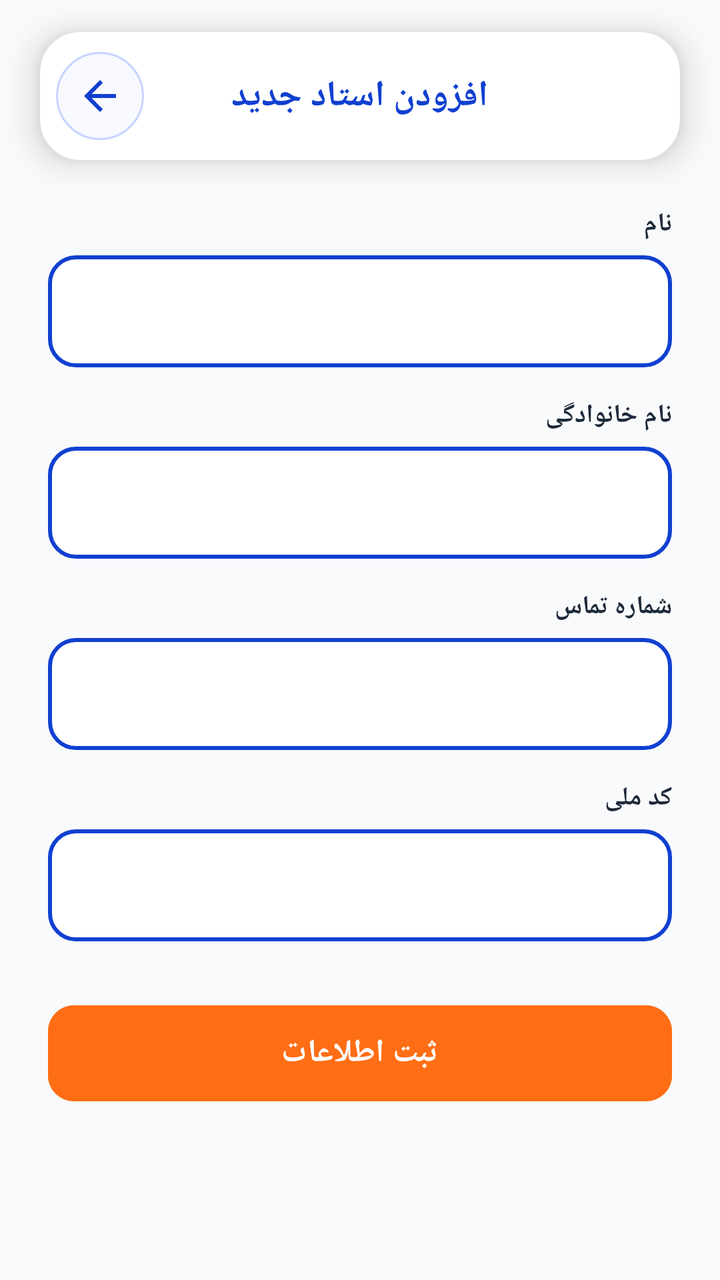
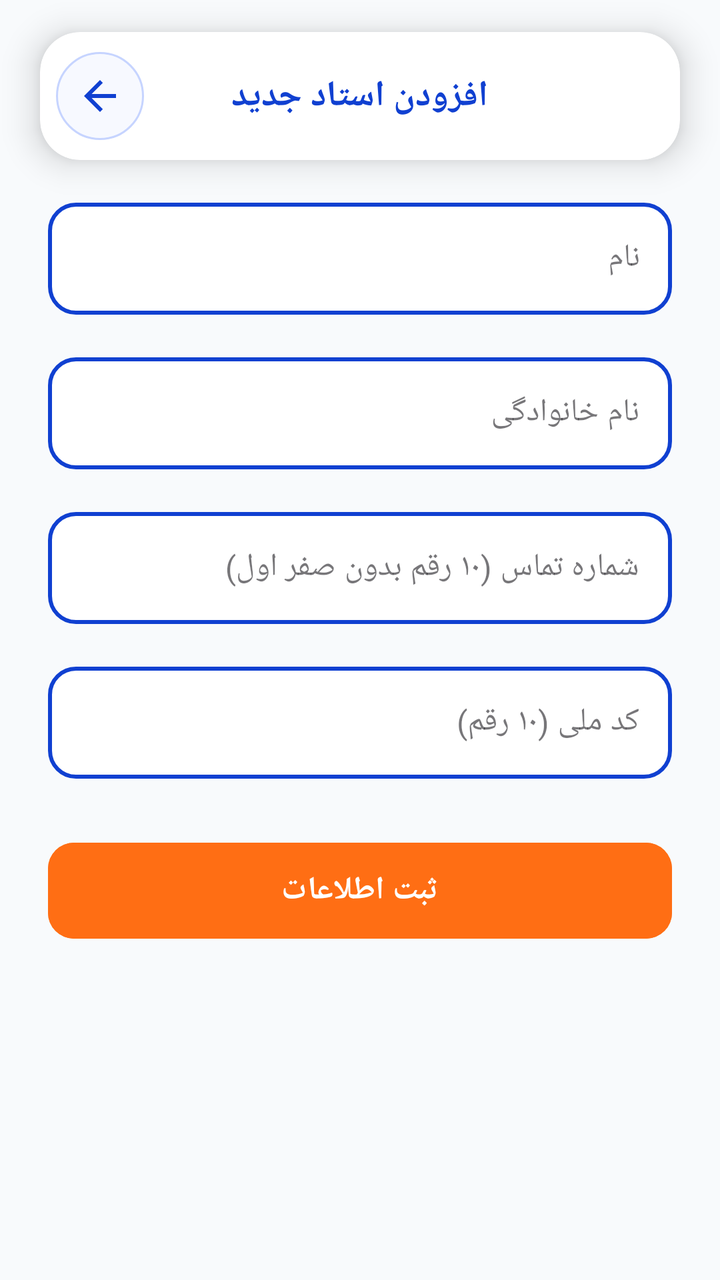

An Android layout rendered at two revisions. The XML below is the earlier revision; the diff shows what the commit changed to produce the second picture.
<!-- AndroidManifest.xml: application theme Theme.BB -->
<!-- res/layout/activity_add_edit_teacher.xml -->
<?xml version='1.0' encoding='UTF-8'?>
<androidx.constraintlayout.widget.ConstraintLayout xmlns:android="http://schemas.android.com/apk/res/android" xmlns:app="http://schemas.android.com/apk/res-auto" android:layout_width="match_parent" android:layout_height="match_parent" android:background="@drawable/app_global_background" android:layoutDirection="rtl">
  <com.google.android.material.card.MaterialCardView android:id="@+id/topBarAddEditTeacher" android:layout_width="match_parent" android:layout_height="64dp" android:layout_marginHorizontal="20dp" android:layout_marginTop="16dp" app:cardBackgroundColor="@color/card_background" app:cardCornerRadius="20dp" app:cardElevation="10dp" app:layout_constraintEnd_toEndOf="parent" app:layout_constraintStart_toStartOf="parent" app:layout_constraintTop_toTopOf="parent" app:strokeWidth="0dp">
    <RelativeLayout android:layout_width="match_parent" android:layout_height="match_parent">
      <ImageView android:id="@+id/btnTeacherBack" android:layout_alignParentLeft="true" android:layout_centerVertical="true" style="@style/AppBackButton"/>
      <TextView android:id="@+id/tvTitleAddEdit" android:layout_width="wrap_content" android:layout_height="wrap_content" android:layout_centerInParent="true" android:text="افزودن استاد جدید" android:textColor="@color/title_blue" android:textSize="18sp" android:textStyle="bold"/>
    </RelativeLayout>
  </com.google.android.material.card.MaterialCardView>
  <ScrollView android:layout_width="match_parent" android:layout_height="0dp" android:fillViewport="true" app:layout_constraintBottom_toBottomOf="parent" app:layout_constraintTop_toBottomOf="@id/topBarAddEditTeacher">
    <LinearLayout android:layout_width="match_parent" android:layout_height="wrap_content" android:orientation="vertical" android:paddingHorizontal="24dp" android:paddingTop="8dp" android:paddingBottom="28dp">
      <TextView style="@style/UnifiedFormLabel" android:text="نام"/>
      <com.google.android.material.textfield.TextInputLayout style="@style/UnifiedOutlinedBox" android:layout_width="match_parent" android:layout_height="wrap_content" app:hintEnabled="false">
        <com.google.android.material.textfield.TextInputEditText android:id="@+id/etTeacherFirstName" android:layout_width="match_parent" android:layout_height="56dp" android:gravity="right|center_vertical" android:inputType="textPersonName" android:textColor="@color/main_text" android:textDirection="rtl"/>
      </com.google.android.material.textfield.TextInputLayout>
      <TextView style="@style/UnifiedFormLabel" android:text="نام خانوادگی"/>
      <com.google.android.material.textfield.TextInputLayout style="@style/UnifiedOutlinedBox" android:layout_width="match_parent" android:layout_height="wrap_content" app:hintEnabled="false">
        <com.google.android.material.textfield.TextInputEditText android:id="@+id/etTeacherLastName" android:layout_width="match_parent" android:layout_height="56dp" android:gravity="right|center_vertical" android:inputType="textPersonName" android:textColor="@color/main_text" android:textDirection="rtl"/>
      </com.google.android.material.textfield.TextInputLayout>
      <TextView style="@style/UnifiedFormLabel" android:text="شماره تماس"/>
      <com.google.android.material.textfield.TextInputLayout style="@style/UnifiedOutlinedBox" android:layout_width="match_parent" android:layout_height="wrap_content" app:hintEnabled="false">
        <com.google.android.material.textfield.TextInputEditText android:id="@+id/etTeacherPhone" android:layout_width="match_parent" android:layout_height="56dp" android:digits="0123456789" android:gravity="center_vertical" android:inputType="phone" android:maxLength="11" android:textColor="@color/main_text" android:textDirection="ltr"/>
      </com.google.android.material.textfield.TextInputLayout>
      <TextView style="@style/UnifiedFormLabel" android:text="کد ملی"/>
      <com.google.android.material.textfield.TextInputLayout style="@style/UnifiedOutlinedBox" android:layout_width="match_parent" android:layout_height="wrap_content" app:hintEnabled="false">
        <com.google.android.material.textfield.TextInputEditText android:id="@+id/etTeacherNationalId" android:layout_width="match_parent" android:layout_height="56dp" android:digits="0123456789" android:gravity="center_vertical" android:inputType="number" android:maxLength="10" android:textColor="@color/main_text" android:textDirection="ltr"/>
      </com.google.android.material.textfield.TextInputLayout>
      <FrameLayout android:layout_width="match_parent" android:layout_height="56dp" android:layout_marginTop="28dp">
        <Button android:id="@+id/btnSaveTeacher" android:layout_width="match_parent" android:layout_height="match_parent" android:backgroundTint="@color/brand_orange" android:text="ثبت اطلاعات" android:textColor="@color/white" android:textSize="16sp" android:textStyle="bold" app:cornerRadius="13dp"/>
        <ProgressBar android:id="@+id/progressSavingTeacher" android:layout_width="28dp" android:layout_height="28dp" android:layout_gravity="center" android:visibility="gone"/>
      </FrameLayout>
    </LinearLayout>
  </ScrollView>
</androidx.constraintlayout.widget.ConstraintLayout>
<!-- resources referenced by this layout -->
<resources>
  <color name="brand_orange">#FF6E14</color>
  <color name="card_background">#FFFFFF</color>
  <color name="main_text">#1D2939</color>
  <color name="title_blue">#1040D1</color>
  <color name="white">#FFFFFFFF</color>
  <!-- drawable app_global_background (drawable) -->
  <?xml version="1.0" encoding="utf-8"?>
  <layer-list xmlns:android="http://schemas.android.com/apk/res/android">
      <item>
          <shape android:shape="rectangle">
              <solid android:color="#F8FAFC" />
          </shape>
      </item>
  </layer-list>
  <style name="UnifiedFormLabel">
      <item name="android:layout_width">match_parent</item>
      <item name="android:layout_height">wrap_content</item>
      <item name="android:layout_marginTop">15dp</item>
      <item name="android:layout_marginBottom">7dp</item>
      <item name="android:gravity">right|center_vertical</item>
      <item name="android:textColor">@color/main_text</item>
      <item name="android:textDirection">rtl</item>
      <item name="android:textSize">13sp</item>
      <item name="android:textStyle">bold</item>
    </style>
  <style name="UnifiedOutlinedBox" parent="Widget.MaterialComponents.TextInputLayout.OutlinedBox">
      <item name="boxBackgroundColor">@color/card_background</item>
      <item name="boxCornerRadiusTopStart">14dp</item>
      <item name="boxCornerRadiusTopEnd">14dp</item>
      <item name="boxCornerRadiusBottomStart">14dp</item>
      <item name="boxCornerRadiusBottomEnd">14dp</item>
      <item name="boxStrokeColor">@color/unified_field_stroke</item>
      <item name="boxStrokeWidth">2dp</item>
      <item name="boxStrokeWidthFocused">3dp</item>
      <item name="hintTextColor">@color/title_blue</item>
    </style>
  <style name="Theme.BB" parent="Base.Theme.BB" />
  <!-- drawable ic_arrow_back_left (drawable) -->
  <vector xmlns:android="http://schemas.android.com/apk/res/android"
      android:width="24dp"
      android:height="24dp"
      android:viewportWidth="24"
      android:viewportHeight="24">
      <path
          android:fillColor="@android:color/white"
          android:pathData="M20,11H7.83l5.59,-5.59L12,4l-8,8 8,8 1.41,-1.41L7.83,13H20z" />
  </vector>
  <string name="action_back">بازگشت</string>
  <style name="Base.Theme.BB" parent="Theme.Material3.DayNight.NoActionBar">
          <item name="android:windowBackground">@drawable/app_global_background</item>
  
          <item name="android:windowTranslucentStatus">false</item>
          <item name="android:windowDrawsSystemBarBackgrounds">true</item>
          <item name="android:statusBarColor">@android:color/transparent</item>
          <item name="android:navigationBarColor">@android:color/transparent</item>
  
          <item name="materialAlertDialogTheme">@style/ThemeOverlay.BB.MaterialAlertDialog</item>
  
          <item name="android:windowLightStatusBar">true</item>
      </style>
  <color name="back_button_pressed">#E8EEFF</color>
  <color name="back_button_background">#F7F9FF</color>
  <color name="back_button_stroke">#C6D4FF</color>
  <style name="ThemeOverlay.BB.MaterialAlertDialog" parent="ThemeOverlay.Material3.MaterialAlertDialog">
          <item name="colorSurface">@color/card_background</item>
          <item name="colorOnSurface">@color/main_text</item>
          <item name="colorPrimary">@color/title_blue</item>
          <item name="shapeAppearanceOverlay">@style/ShapeAppearance.BB.AlertDialog</item>
      </style>
  <style name="ShapeAppearance.BB.AlertDialog" parent="ShapeAppearance.MaterialComponents.MediumComponent">
          <item name="cornerSize">22dp</item>
      </style>
  <!-- unchanged entries left out for length: 2 -->
</resources>

<!-- the commit's change to res/layout/activity_add_edit_teacher.xml (unified diff, before → after) -->
@@ -1,33 +1,177 @@
-<?xml version='1.0' encoding='UTF-8'?>
-<androidx.constraintlayout.widget.ConstraintLayout xmlns:android="http://schemas.android.com/apk/res/android" xmlns:app="http://schemas.android.com/apk/res-auto" android:layout_width="match_parent" android:layout_height="match_parent" android:background="@drawable/app_global_background" android:layoutDirection="rtl">
-  <com.google.android.material.card.MaterialCardView android:id="@+id/topBarAddEditTeacher" android:layout_width="match_parent" android:layout_height="64dp" android:layout_marginHorizontal="20dp" android:layout_marginTop="16dp" app:cardBackgroundColor="@color/card_background" app:cardCornerRadius="20dp" app:cardElevation="10dp" app:layout_constraintEnd_toEndOf="parent" app:layout_constraintStart_toStartOf="parent" app:layout_constraintTop_toTopOf="parent" app:strokeWidth="0dp">
-    <RelativeLayout android:layout_width="match_parent" android:layout_height="match_parent">
-      <ImageView android:id="@+id/btnTeacherBack" android:layout_alignParentLeft="true" android:layout_centerVertical="true" style="@style/AppBackButton"/>
-      <TextView android:id="@+id/tvTitleAddEdit" android:layout_width="wrap_content" android:layout_height="wrap_content" android:layout_centerInParent="true" android:text="افزودن استاد جدید" android:textColor="@color/title_blue" android:textSize="18sp" android:textStyle="bold"/>
-    </RelativeLayout>
-  </com.google.android.material.card.MaterialCardView>
-  <ScrollView android:layout_width="match_parent" android:layout_height="0dp" android:fillViewport="true" app:layout_constraintBottom_toBottomOf="parent" app:layout_constraintTop_toBottomOf="@id/topBarAddEditTeacher">
-    <LinearLayout android:layout_width="match_parent" android:layout_height="wrap_content" android:orientation="vertical" android:paddingHorizontal="24dp" android:paddingTop="8dp" android:paddingBottom="28dp">
-      <TextView style="@style/UnifiedFormLabel" android:text="نام"/>
-      <com.google.android.material.textfield.TextInputLayout style="@style/UnifiedOutlinedBox" android:layout_width="match_parent" android:layout_height="wrap_content" app:hintEnabled="false">
-        <com.google.android.material.textfield.TextInputEditText android:id="@+id/etTeacherFirstName" android:layout_width="match_parent" android:layout_height="56dp" android:gravity="right|center_vertical" android:inputType="textPersonName" android:textColor="@color/main_text" android:textDirection="rtl"/>
-      </com.google.android.material.textfield.TextInputLayout>
-      <TextView style="@style/UnifiedFormLabel" android:text="نام خانوادگی"/>
-      <com.google.android.material.textfield.TextInputLayout style="@style/UnifiedOutlinedBox" android:layout_width="match_parent" android:layout_height="wrap_content" app:hintEnabled="false">
-        <com.google.android.material.textfield.TextInputEditText android:id="@+id/etTeacherLastName" android:layout_width="match_parent" android:layout_height="56dp" android:gravity="right|center_vertical" android:inputType="textPersonName" android:textColor="@color/main_text" android:textDirection="rtl"/>
-      </com.google.android.material.textfield.TextInputLayout>
-      <TextView style="@style/UnifiedFormLabel" android:text="شماره تماس"/>
-      <com.google.android.material.textfield.TextInputLayout style="@style/UnifiedOutlinedBox" android:layout_width="match_parent" android:layout_height="wrap_content" app:hintEnabled="false">
-        <com.google.android.material.textfield.TextInputEditText android:id="@+id/etTeacherPhone" android:layout_width="match_parent" android:layout_height="56dp" android:digits="0123456789" android:gravity="center_vertical" android:inputType="phone" android:maxLength="11" android:textColor="@color/main_text" android:textDirection="ltr"/>
-      </com.google.android.material.textfield.TextInputLayout>
-      <TextView style="@style/UnifiedFormLabel" android:text="کد ملی"/>
-      <com.google.android.material.textfield.TextInputLayout style="@style/UnifiedOutlinedBox" android:layout_width="match_parent" android:layout_height="wrap_content" app:hintEnabled="false">
-        <com.google.android.material.textfield.TextInputEditText android:id="@+id/etTeacherNationalId" android:layout_width="match_parent" android:layout_height="56dp" android:digits="0123456789" android:gravity="center_vertical" android:inputType="number" android:maxLength="10" android:textColor="@color/main_text" android:textDirection="ltr"/>
-      </com.google.android.material.textfield.TextInputLayout>
-      <FrameLayout android:layout_width="match_parent" android:layout_height="56dp" android:layout_marginTop="28dp">
-        <Button android:id="@+id/btnSaveTeacher" android:layout_width="match_parent" android:layout_height="match_parent" android:backgroundTint="@color/brand_orange" android:text="ثبت اطلاعات" android:textColor="@color/white" android:textSize="16sp" android:textStyle="bold" app:cornerRadius="13dp"/>
-        <ProgressBar android:id="@+id/progressSavingTeacher" android:layout_width="28dp" android:layout_height="28dp" android:layout_gravity="center" android:visibility="gone"/>
-      </FrameLayout>
-    </LinearLayout>
-  </ScrollView>
+<?xml version="1.0" encoding="utf-8"?>
+<androidx.constraintlayout.widget.ConstraintLayout
+    xmlns:android="http://schemas.android.com/apk/res/android"
+    xmlns:app="http://schemas.android.com/apk/res-auto"
+    android:layout_width="match_parent"
+    android:layout_height="match_parent"
+    android:background="@drawable/app_global_background"
+    android:layoutDirection="rtl">
+
+    <com.google.android.material.card.MaterialCardView
+        android:id="@+id/topBarAddEditTeacher"
+        android:layout_width="match_parent"
+        android:layout_height="64dp"
+        android:layout_marginHorizontal="20dp"
+        android:layout_marginTop="16dp"
+        app:cardBackgroundColor="@color/card_background"
+        app:cardCornerRadius="20dp"
+        app:cardElevation="10dp"
+        app:layout_constraintEnd_toEndOf="parent"
+        app:layout_constraintStart_toStartOf="parent"
+        app:layout_constraintTop_toTopOf="parent"
+        app:strokeWidth="0dp">
+
+        <RelativeLayout
+            android:layout_width="match_parent"
+            android:layout_height="match_parent">
+
+            <ImageView
+                android:id="@+id/btnTeacherBack"
+                style="@style/AppBackButton"
+                android:layout_alignParentLeft="true"
+                android:layout_centerVertical="true"/>
+
+            <TextView
+                android:id="@+id/tvTitleAddEdit"
+                android:layout_width="wrap_content"
+                android:layout_height="wrap_content"
+                android:layout_centerInParent="true"
+                android:text="افزودن استاد جدید"
+                android:textColor="@color/title_blue"
+                android:textSize="18sp"
+                android:textStyle="bold"/>
+        </RelativeLayout>
+    </com.google.android.material.card.MaterialCardView>
+
+    <ScrollView
+        android:id="@+id/scrollAddEditTeacher"
+        android:layout_width="match_parent"
+        android:layout_height="0dp"
+        android:clipToPadding="false"
+        android:fillViewport="true"
+        app:layout_constraintBottom_toBottomOf="parent"
+        app:layout_constraintTop_toBottomOf="@id/topBarAddEditTeacher">
+
+        <LinearLayout
+            android:layout_width="match_parent"
+            android:layout_height="wrap_content"
+            android:orientation="vertical"
+            android:paddingStart="24dp"
+            android:paddingTop="16dp"
+            android:paddingEnd="24dp"
+            android:paddingBottom="28dp">
+
+            <com.google.android.material.textfield.TextInputLayout
+                style="@style/UnifiedOutlinedBox"
+                android:layout_width="match_parent"
+                android:layout_height="wrap_content"
+                android:layout_marginBottom="16dp"
+                android:layoutDirection="rtl"
+                android:textDirection="rtl"
+                android:hint="نام">
+
+                <com.google.android.material.textfield.TextInputEditText
+                    android:id="@+id/etTeacherFirstName"
+                    android:layout_width="match_parent"
+                    android:layout_height="56dp"
+                    android:gravity="start|center_vertical"
+                    android:imeOptions="actionNext"
+                    android:inputType="textPersonName"
+                    android:singleLine="true"
+                    android:textColor="@color/main_text"
+                    android:textDirection="rtl"/>
+            </com.google.android.material.textfield.TextInputLayout>
+
+            <com.google.android.material.textfield.TextInputLayout
+                style="@style/UnifiedOutlinedBox"
+                android:layout_width="match_parent"
+                android:layout_height="wrap_content"
+                android:layout_marginBottom="16dp"
+                android:layoutDirection="rtl"
+                android:textDirection="rtl"
+                android:hint="نام خانوادگی">
+
+                <com.google.android.material.textfield.TextInputEditText
+                    android:id="@+id/etTeacherLastName"
+                    android:layout_width="match_parent"
+                    android:layout_height="56dp"
+                    android:gravity="start|center_vertical"
+                    android:imeOptions="actionNext"
+                    android:inputType="textPersonName"
+                    android:singleLine="true"
+                    android:textColor="@color/main_text"
+                    android:textDirection="rtl"/>
+            </com.google.android.material.textfield.TextInputLayout>
+
+            <com.google.android.material.textfield.TextInputLayout
+                style="@style/UnifiedOutlinedBox"
+                android:layout_width="match_parent"
+                android:layout_height="wrap_content"
+                android:layout_marginBottom="16dp"
+                android:hint="شماره تماس (۱۰ رقم بدون صفر اول)">
+
+                <com.google.android.material.textfield.TextInputEditText
+                    android:id="@+id/etTeacherPhone"
+                    android:tag="skip_smart_digits"
+                    android:layout_width="match_parent"
+                    android:layout_height="56dp"
+                    android:digits="0123456789۰۱۲۳۴۵۶۷۸۹٠١٢٣٤٥٦٧٨٩"
+                    android:gravity="center_vertical"
+                    android:imeOptions="actionNext"
+                    android:inputType="phone"
+                    android:maxLength="10"
+                    android:singleLine="true"
+                    android:textColor="@color/main_text"
+                    android:textDirection="ltr"/>
+            </com.google.android.material.textfield.TextInputLayout>
+
+            <com.google.android.material.textfield.TextInputLayout
+                style="@style/UnifiedOutlinedBox"
+                android:layout_width="match_parent"
+                android:layout_height="wrap_content"
+                android:layout_marginBottom="16dp"
+                android:hint="کد ملی (۱۰ رقم)">
+
+                <com.google.android.material.textfield.TextInputEditText
+                    android:id="@+id/etTeacherNationalId"
+                    android:tag="skip_smart_digits"
+                    android:layout_width="match_parent"
+                    android:layout_height="56dp"
+                    android:digits="0123456789۰۱۲۳۴۵۶۷۸۹٠١٢٣٤٥٦٧٨٩"
+                    android:gravity="center_vertical"
+                    android:imeOptions="actionDone"
+                    android:inputType="number"
+                    android:maxLength="10"
+                    android:singleLine="true"
+                    android:textColor="@color/main_text"
+                    android:textDirection="ltr"/>
+            </com.google.android.material.textfield.TextInputLayout>
+
+            <FrameLayout
+                android:layout_width="match_parent"
+                android:layout_height="56dp"
+                android:layout_marginTop="12dp">
+
+                <Button
+                    android:id="@+id/btnSaveTeacher"
+                    android:layout_width="match_parent"
+                    android:layout_height="match_parent"
+                    android:backgroundTint="@color/brand_orange"
+                    android:text="ثبت اطلاعات"
+                    android:textColor="@color/white"
+                    android:textSize="16sp"
+                    android:textStyle="bold"
+                    app:cornerRadius="13dp"/>
+
+                <ProgressBar
+                    android:id="@+id/progressSavingTeacher"
+                    android:layout_width="28dp"
+                    android:layout_height="28dp"
+                    android:layout_gravity="center"
+                    android:visibility="gone"/>
+            </FrameLayout>
+
+        </LinearLayout>
+    </ScrollView>
+
 </androidx.constraintlayout.widget.ConstraintLayout>
<!-- resource entries referenced after the edit -->
@@ -14,17 +14,6 @@
           </shape>
       </item>
   </layer-list>
-  <style name="UnifiedFormLabel">
-      <item name="android:layout_width">match_parent</item>
-      <item name="android:layout_height">wrap_content</item>
-      <item name="android:layout_marginTop">15dp</item>
-      <item name="android:layout_marginBottom">7dp</item>
-      <item name="android:gravity">right|center_vertical</item>
-      <item name="android:textColor">@color/main_text</item>
-      <item name="android:textDirection">rtl</item>
-      <item name="android:textSize">13sp</item>
-      <item name="android:textStyle">bold</item>
-    </style>
   <style name="UnifiedOutlinedBox" parent="Widget.MaterialComponents.TextInputLayout.OutlinedBox">
       <item name="boxBackgroundColor">@color/card_background</item>
       <item name="boxCornerRadiusTopStart">14dp</item>
